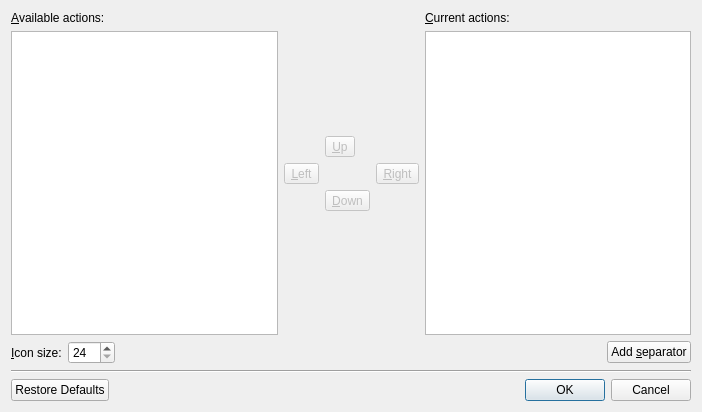
Old version of the form src/gui/toolbareditor.ui in the repository wilbert2000/wzplayer.
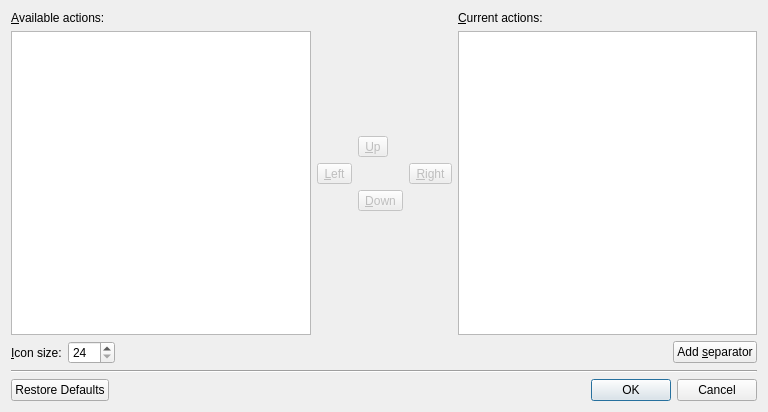
New version of the form.

Commit message: Add option to hide toolbar buttons on normal or fullscreen

```diff
--- a/src/gui/toolbareditor.ui
+++ b/src/gui/toolbareditor.ui
@@ -6,7 +6,7 @@
    <rect>
     <x>0</x>
     <y>0</y>
-    <width>702</width>
+    <width>768</width>
     <height>412</height>
    </rect>
   </property>
```
The commit also changes 7 other files.
